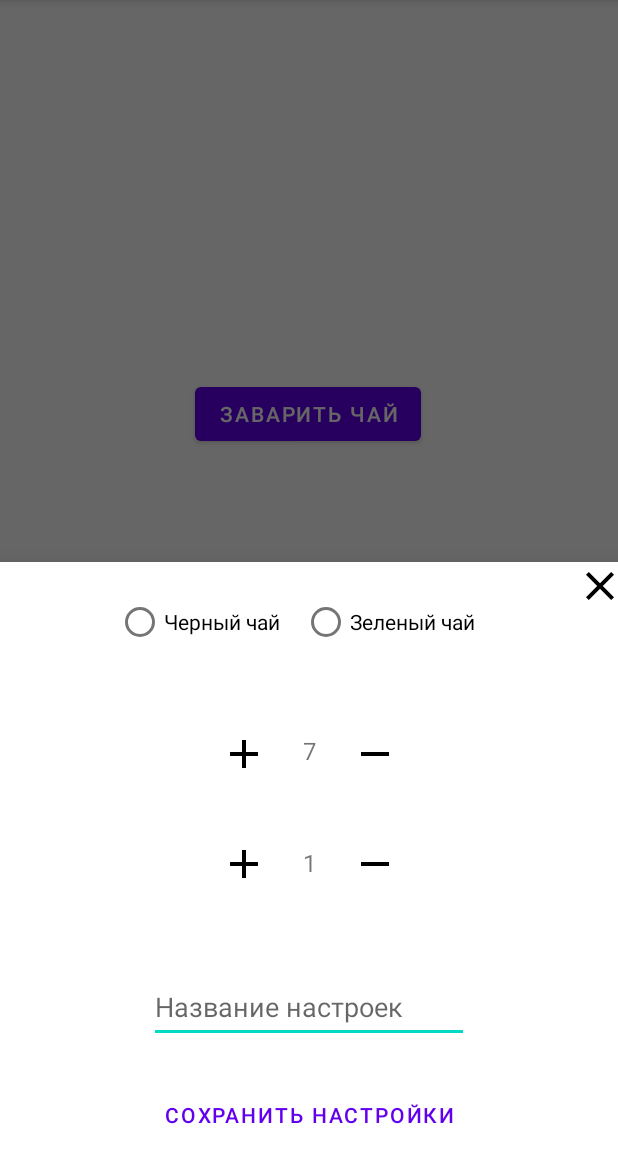
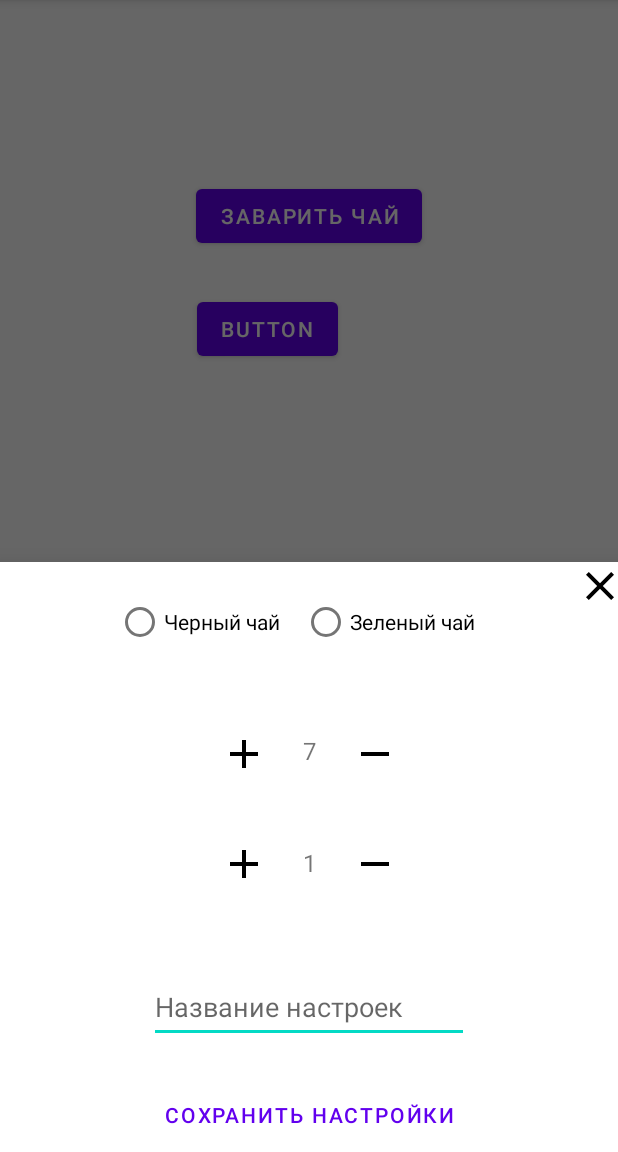
Before and after one commit to verevka8/Proekt, an Android app: the MainMenu screen opened through its navigation route, after a tap on "ЗАВАРИТЬ ЧАЙ", on a phone screen of 412 x 824 dp, the part 84-1236 px from its top. Run offline under Robolectric (Android 15) with nearby library versions, the phone set to English and light mode, and no system bars; our stand-ins replace Firebase (no records; nobody signed in at launch, a user with empty details on screens opened directly), data binding.

Commit message:
Добавлено: Подгрузка в приложение сохраненых в базу настроек RecyclerView

```diff
--- a/app/src/main/res/layout/fragment_main_menu.xml
+++ b/app/src/main/res/layout/fragment_main_menu.xml
@@ -11,12 +11,36 @@
         android:layout_width="wrap_content"
         android:layout_height="wrap_content"
         android:layout_marginStart="142dp"
-        android:layout_marginTop="252dp"
+        android:layout_marginTop="120dp"
         android:layout_marginEnd="175dp"
         android:text="Заварить чай"
         app:layout_constraintEnd_toEndOf="parent"
-        app:layout_constraintHorizontal_bias="0.22"
+        app:layout_constraintHorizontal_bias="0.21"
         app:layout_constraintStart_toStartOf="parent"
         app:layout_constraintTop_toTopOf="parent" />
 
+    <androidx.recyclerview.widget.RecyclerView
+        android:id="@+id/recyclerView"
+        android:layout_width="227dp"
+        android:layout_height="289dp"
+        android:layout_marginStart="93dp"
+        android:layout_marginTop="120dp"
+        android:layout_marginEnd="93dp"
+        android:orientation="vertical"
+        app:layout_constraintEnd_toEndOf="parent"
+        app:layout_constraintStart_toStartOf="parent"
+        app:layout_constraintTop_toBottomOf="@+id/button2" />
+
+    <Button
+        android:id="@+id/button4"
+        android:layout_width="wrap_content"
+        android:layout_height="wrap_content"
+        android:layout_marginStart="132dp"
+        android:layout_marginTop="27dp"
+        android:layout_marginEnd="187dp"
+        android:text="Button"
+        app:layout_constraintEnd_toEndOf="parent"
+        app:layout_constraintStart_toStartOf="parent"
+        app:layout_constraintTop_toBottomOf="@+id/button2" />
+
 </androidx.constraintlayout.widget.ConstraintLayout>
```
Also changed, not shown: app/src/main/java/com/example/proekt/Authorization.java (+17 -2 lines), app/src/main/java/com/example/proekt/ListSavedSettings.java (+5 -2 lines), app/src/main/java/com/example/proekt/MainMenu.java (+17 -0 lines), app/src/main/java/com/example/proekt/MyAdapter.java (added, +59 -0 lines), app/src/main/res/drawable/rounded_corner.xml (added, +16 -0 lines), app/src/main/res/layout/items_settings.xml (added, +15 -0 lines).
